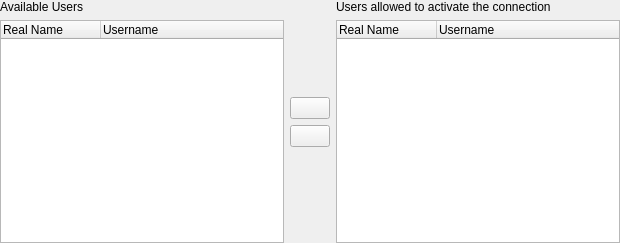
The window that libs/editor/widgets/ui/advancedpermissionswidget.ui (KDE/plasma-nm) describes before a commit, drawn with Qt 5.
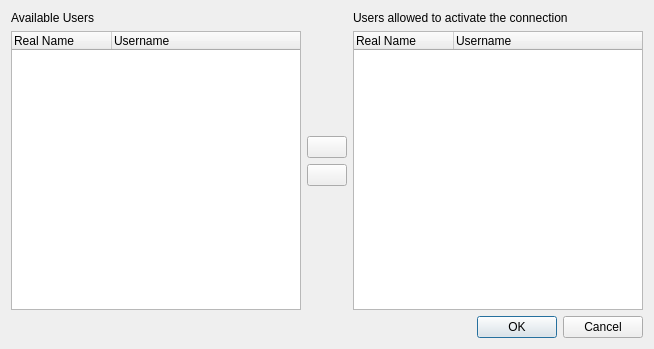
The same window after the commit. Icons and pictures are not drawn.

Commit message: Fix 345133 - Advanced Permissions Editor doesn't work

The edit to the form file:
```diff
--- a/libs/editor/widgets/ui/advancedpermissionswidget.ui
+++ b/libs/editor/widgets/ui/advancedpermissionswidget.ui
@@ -1,13 +1,13 @@
 <?xml version="1.0" encoding="UTF-8"?>
 <ui version="4.0">
  <class>AdvancedPermissions</class>
- <widget class="QWidget" name="AdvancedPermissions">
+ <widget class="QDialog" name="AdvancedPermissions">
   <property name="geometry">
    <rect>
     <x>0</x>
     <y>0</y>
-    <width>620</width>
-    <height>243</height>
+    <width>654</width>
+    <height>349</height>
    </rect>
   </property>
   <property name="sizePolicy">
@@ -22,10 +22,9 @@
     <height>0</height>
    </size>
   </property>
+  <layout class="QVBoxLayout" name="verticalLayout_4">
+   <item>
   <layout class="QHBoxLayout" name="horizontalLayout">
-   <property name="margin">
-    <number>0</number>
-   </property>
    <item>
     <layout class="QVBoxLayout" name="verticalLayout">
      <item>
@@ -220,6 +219,15 @@
     </layout>
    </item>
   </layout>
+   </item>
+   <item>
+    <widget class="QDialogButtonBox" name="buttonBox">
+     <property name="standardButtons">
+      <set>QDialogButtonBox::Cancel|QDialogButtonBox::Ok</set>
+     </property>
+    </widget>
+   </item>
+  </layout>
  </widget>
  <resources/>
  <connections/>
```
Left out of the diff: 43 changed lines with no effect on the pictures. Lines whose indentation alone changed are shown as unchanged. The commit also changes 3 other files.
